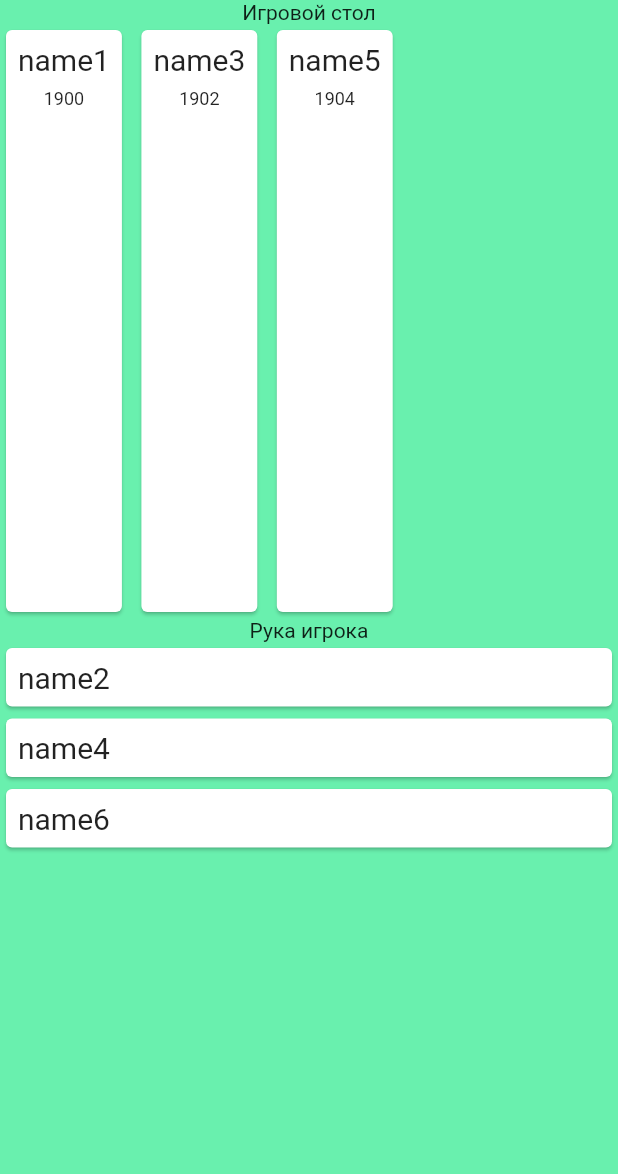
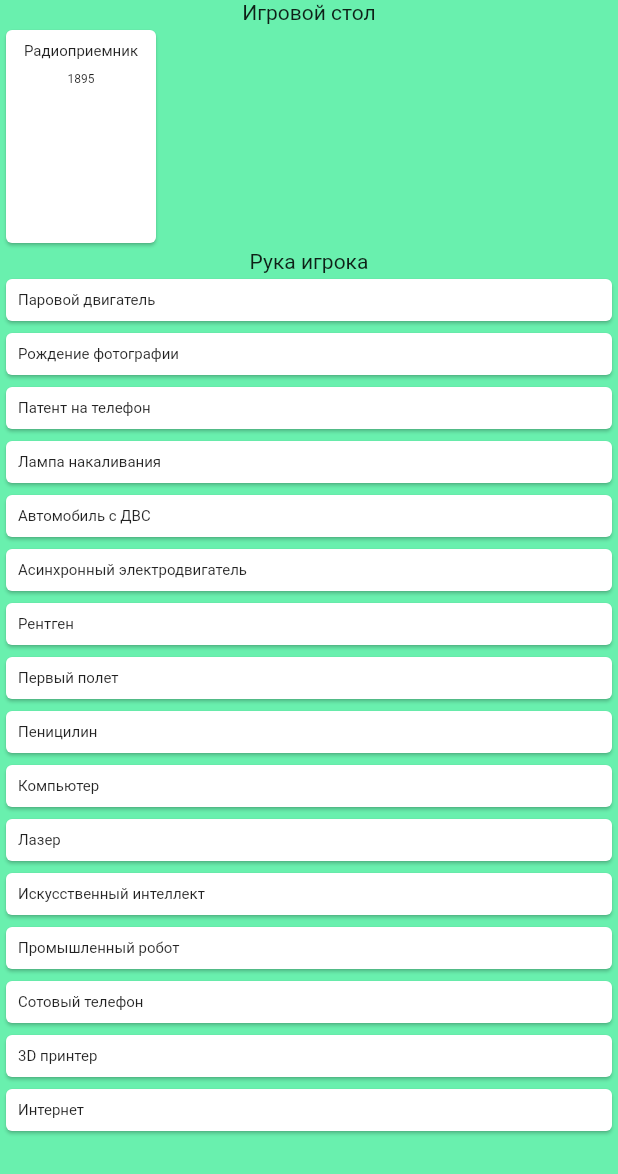
Before and after one commit to Emerald2014/timeline, a Flutter app: the Drag screen opened directly, on a phone screen of 412 x 824 dp. Shown: the top 1174 px of the screen. Run offline on Flutter 3.47's test engine with Material 2 defaults, Android fonts, the phone set to English and light mode, and no system bars; missing offline and left inert: drag_and_drop_lists.

Commit message:
Немного добавил реальных карточек

```diff
--- a/lib/data/card_list.dart
+++ b/lib/data/card_list.dart
@@ -1,13 +1,27 @@
 import 'package:timeline/model/game_card.dart';
 
 List<GameCard> cardListOnHand = [
-  GameCard(id: 1, name: "name2", year: 1901),
-  GameCard(id: 3, name: "name4", year: 1903),
-  GameCard(id: 5, name: "name6", year: 1905),
+  GameCard(id: 4, name: "Паровой двигатель", year: 1698),
+  GameCard(id: 4, name: "Рождение фотографии", year: 1839),
+  GameCard(id: 4, name: "Патент на телефон", year: 1876),
+  GameCard(id: 4, name: "Лампа накаливания", year: 1879),
+  GameCard(id: 4, name: "Автомобиль с ДВС", year: 1886),
+  GameCard(id: 4, name: "Асинхронный электродвигатель", year: 1888),
+  GameCard(id: 4, name: "Радиоприемник", year: 1895),
+  GameCard(id: 4, name: "Рентген", year: 1895),
+  GameCard(id: 4, name: "Первый полет", year: 1903),
+  GameCard(id: 4, name: "Пеницилин", year: 1928),
+  GameCard(id: 4, name: "Компьютер", year: 1946),
+  GameCard(id: 4, name: "Лазер", year: 1951),
+  GameCard(id: 4, name: "Искусственный интеллект", year: 1956),
+  GameCard(id: 4, name: "Промышленный робот", year: 1961),
+  GameCard(id: 4, name: "Сотовый телефон", year: 1973),
+  GameCard(id: 4, name: "3D принтер", year: 1983),
+  GameCard(id: 4, name: "Интернет", year: 1991),
+
+
 ];
 
 List<GameCard> cardListOnBoard = [
-  GameCard(id: 0, name: "name1", year: 1900),
-  GameCard(id: 2, name: "name3", year: 1902),
-  GameCard(id: 4, name: "name5", year: 1904),
+
 ];
--- a/lib/test.dart
+++ b/lib/test.dart
@@ -1,6 +1,7 @@
 import 'package:flutter/material.dart';
 import 'package:timeline/data/card_list.dart';
 import 'package:timeline/model/game_card.dart';
+import 'dart:math';
 
 void main() {
   runApp(MyApp());
@@ -20,8 +21,18 @@ class Drag extends StatefulWidget {
 }
 
 class _DragState extends State<Drag> {
+  int randomIndex = Random().nextInt(cardListOnHand.length);
+
+  // List<GameCard> boardCardList = List.empty();
   List handCardList = cardListOnHand;
-  List<GameCard> boardCardList = cardListOnBoard;
+  List boardCardList = [];
+
+  @override
+  void initState() {
+boardCardList.add(handCardList[randomIndex]);
+handCardList.removeAt(randomIndex);
+    super.initState();
+  }
 
   @override
   Widget build(BuildContext context) {
@@ -31,13 +42,16 @@ class _DragState extends State<Drag> {
         child: Column(
           children: [
             Text("Игровой стол"),
-            Expanded(
+            SizedBox(
+              height: 150,
+              child: Expanded(
                   child: ListView.separated(
                     itemBuilder: listBoardCard,
                     separatorBuilder: _buildDragTargetsBoard,
                     itemCount: boardCardList.length,
                     scrollDirection: Axis.horizontal,
                   )),
+            ),
 //            list view separated will build a widget between 2 list items to act as a separator
             Text("Рука игрока"),
             Expanded(
@@ -62,20 +76,23 @@ class _DragState extends State<Drag> {
       // height: 50,
     )
         : Card(
+      child: SizedBox(
+        width: 100,
         child: Column(
           children: [
             Padding(
               padding: const EdgeInsets.all(8.0),
               child: Text(
                 boardCard.name,
-              style: TextStyle(fontSize: 20),
+                style: TextStyle(fontSize: 10),
               ),
             ),
             Text(
               boardCard.year.toString(),
-            style: TextStyle(fontSize: 12),
+              style: TextStyle(fontSize: 8),
             )
           ],
+        ),
       ),
     );
   }
@@ -93,11 +110,14 @@ class _DragState extends State<Drag> {
     return Draggable<String>(
       data: handCard.name,
       feedback: Card(
+        child: SizedBox(
+          width: 100,
           child: Padding(
             padding: const EdgeInsets.all(8.0),
             child: Text(
               handCard.name,
-            style: TextStyle(fontSize: 20),
+              style: TextStyle(fontSize: 10),
+            ),
           ),
         ),
       ),
@@ -107,11 +127,14 @@ class _DragState extends State<Drag> {
         height: 40,
       ),
       child: Card(
+        child: SizedBox(
+          width: 100,
           child: Padding(
             padding: const EdgeInsets.all(8.0),
             child: Text(
               handCard.name,
-            style: TextStyle(fontSize: 20),
+              style: TextStyle(fontSize: 10),
+            ),
           ),
         ),
       ),
@@ -151,11 +174,14 @@ class _DragState extends State<Drag> {
   Widget _buildDropPreview(BuildContext context, String value) {
     return Card(
       color: Colors.redAccent[200],
+      child: SizedBox(
+        width: 50,
         child: Padding(
           padding: const EdgeInsets.all(8.0),
           child: Text(
             value,
-          style: TextStyle(fontSize: 20),
+            style: TextStyle(fontSize: 8),
+          ),
         ),
       ),
     );
@@ -200,6 +226,7 @@ class _DragState extends State<Drag> {
     print("myCard = ${cardFromHand.year}");
     print("length = ${boardCardList.length}");
     print("index = ${indexBoardCard}");
+
 
 
     if (indexBoardCard > 0 && indexBoardCard < boardCardList.length-2) {
```
Lines whose indentation alone changed are shown as unchanged.
